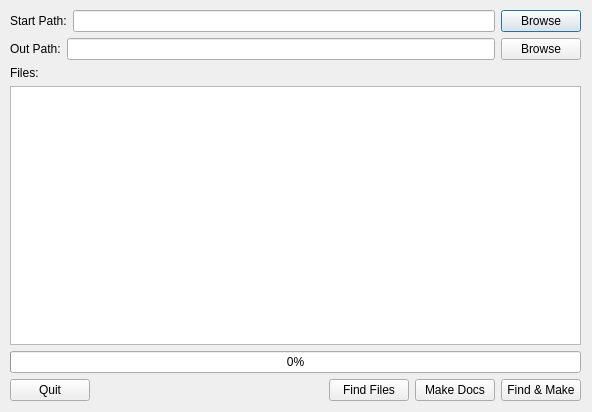
Before: the Qt Designer form QtDesigner/WikiDocGen.ui in opalmer/pyfarm, drawn with Qt 5.
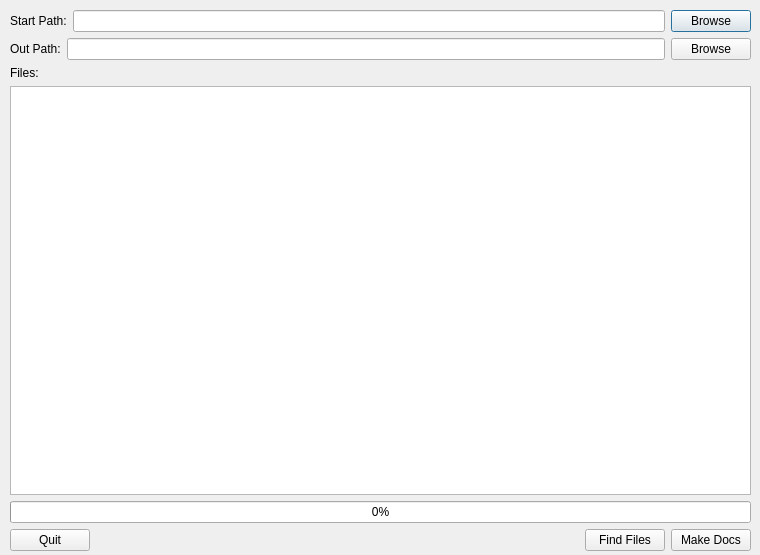
After: the same form once the commit is applied.

Commit message: Created widget to convert code to wiki pages

```diff
--- a/QtDesigner/WikiDocGen.ui
+++ b/QtDesigner/WikiDocGen.ui
@@ -5,20 +5,20 @@
    <rect>
     <x>0</x>
     <y>0</y>
-    <width>592</width>
-    <height>412</height>
+    <width>760</width>
+    <height>555</height>
    </rect>
   </property>
   <property name="windowTitle" >
    <string>PyFarm Wiki  Doc Generator</string>
   </property>
-  <widget class="QWidget" name="" >
+  <widget class="QWidget" name="layoutWidget" >
    <property name="geometry" >
     <rect>
      <x>10</x>
      <y>10</y>
-     <width>571</width>
-     <height>391</height>
+     <width>741</width>
+     <height>541</height>
     </rect>
    </property>
    <layout class="QGridLayout" >
@@ -127,13 +127,6 @@
         </property>
        </widget>
       </item>
-      <item>
-       <widget class="QPushButton" name="findAndMake" >
-        <property name="text" >
-         <string>Find &amp;&amp; Make</string>
-        </property>
-       </widget>
-      </item>
      </layout>
     </item>
    </layout>
```
Left out of the diff: 5 changed lines with no effect on the pictures. The commit also changes 5 other files.
